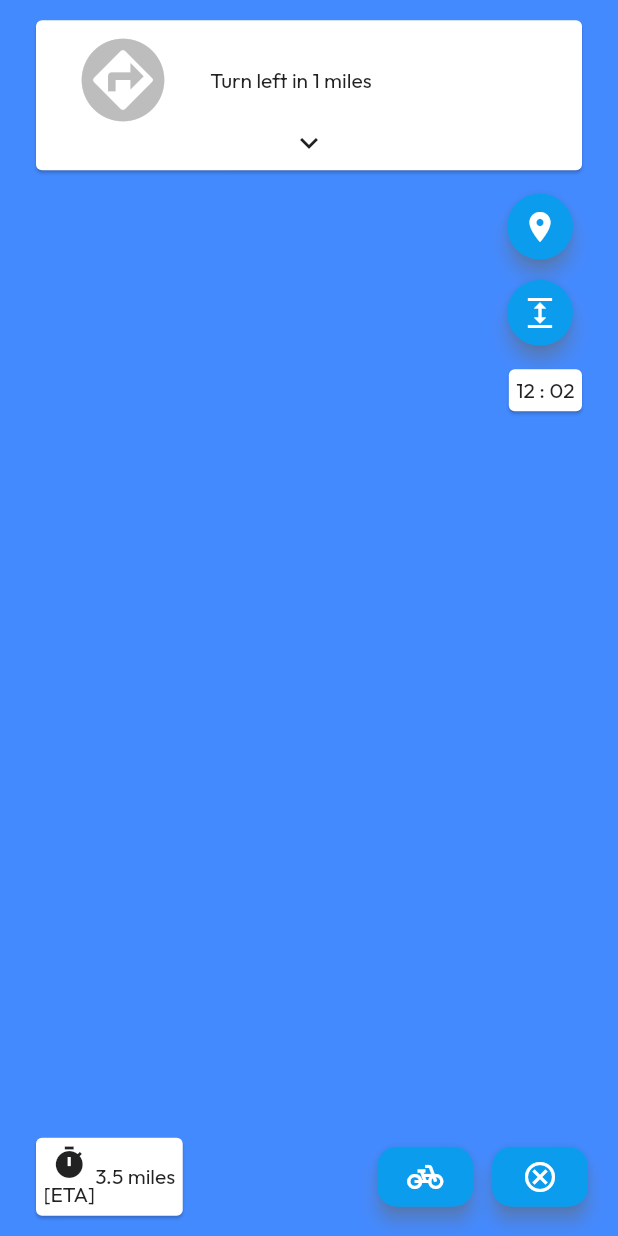
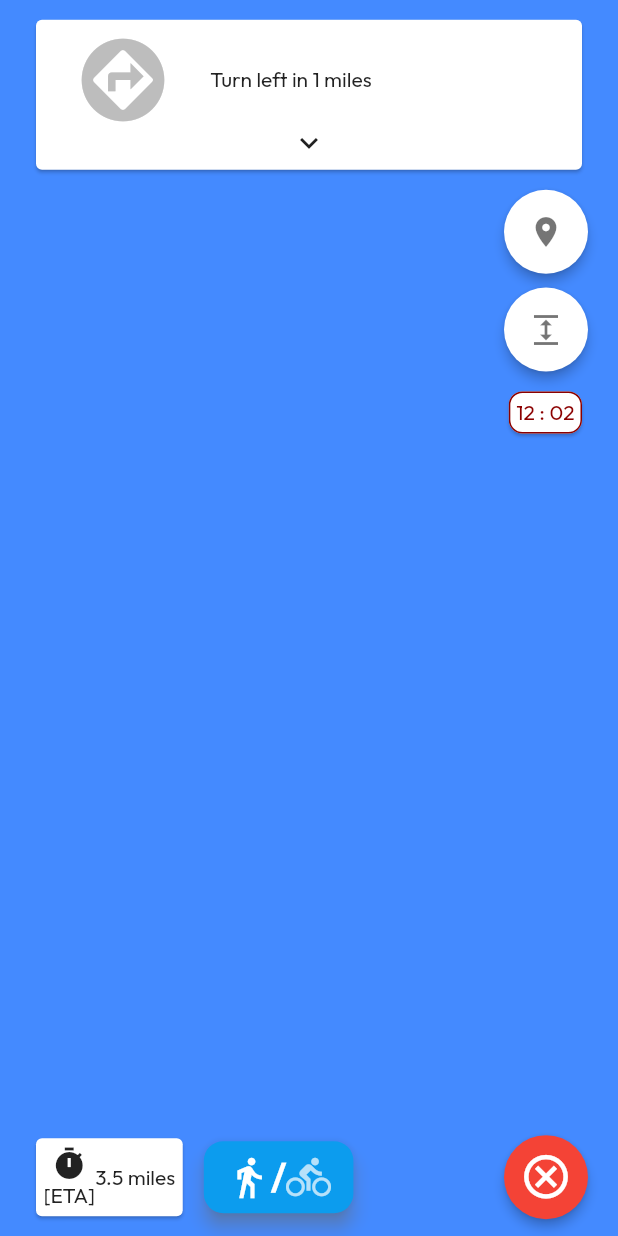
Before and after one commit to McFadden-S/BicycleTripPlanner, a Flutter app: the Navigation screen opened by its route, on a phone screen of 412 x 824 dp. Run offline on Flutter 3.47's test engine with Material 2 defaults, Android fonts, the phone set to English and light mode, and no system bars; our stand-ins replace dio, firebase_core, flutter_dotenv, flutter_html, flutter_spinkit, geolocator and 1 more; missing offline and left inert: flutter_polyline_points, geolocator_web; accounts and stored records are empty.

Commit message:
Change buttons according to theme

```diff
--- a/bicycle_trip_planner/lib/widgets/Navigation.dart
+++ b/bicycle_trip_planner/lib/widgets/Navigation.dart
@@ -1,4 +1,6 @@
 import 'package:flutter/material.dart';
+import 'package:flutter_html/shims/dart_ui_real.dart';
+import 'Directions.dart';
 
 
 class Navigation extends StatefulWidget {
@@ -10,10 +12,15 @@ class Navigation extends StatefulWidget {
 
 class _NavigationState extends State<Navigation> {
   bool extendedNavigation = false;
+  bool cycling = false;
   final List<Widget> entries = [NavigationDirection(), NavigationDirection()];
 
   void setExtendNavigationVied(){
     setState(()=> {extendedNavigation = !extendedNavigation});
+  }
+
+  void setCycling(){
+    setState(()=> {cycling = !cycling});
   }
 
   @override
@@ -25,6 +32,7 @@ class _NavigationState extends State<Navigation> {
             padding: const EdgeInsets.only(left: 20.0, right: 20.0, top: 0.0),
             child: Column(
               crossAxisAlignment: CrossAxisAlignment.stretch,
+              mainAxisSize: MainAxisSize.max,
               children: [
                 const Spacer(),
                 Card(
@@ -37,7 +45,7 @@ class _NavigationState extends State<Navigation> {
                         mainAxisAlignment: MainAxisAlignment.start,
                         children: [
                           Container(
-                            margin: EdgeInsets.only(top: 10),
+                            margin: const EdgeInsets.only(top: 10),
                             child: Row(
                               mainAxisAlignment: MainAxisAlignment.spaceAround,
                               children: [
@@ -62,7 +70,8 @@ class _NavigationState extends State<Navigation> {
                               ),
                             )
                           :
-                            const Icon(Icons.expand_more)
+                            const Icon(Icons.expand_more),
+                          extendedNavigation ? const Icon(Icons.expand_less) : const SizedBox.shrink(),
                         ],
                       ),
                     )
@@ -72,15 +81,11 @@ class _NavigationState extends State<Navigation> {
                 Row(
                     mainAxisAlignment: MainAxisAlignment.end,
                     children: [
-                      ElevatedButton(
+                      FloatingActionButton(
                         onPressed: () => {},
                         child: const Icon(
                             Icons.location_on
                         ),
-                      style: ElevatedButton.styleFrom(
-                        shape: const CircleBorder(),
-                        padding: const EdgeInsets.all(10),
-                      ),
                     )
                   ]
                 ),
@@ -88,14 +93,10 @@ class _NavigationState extends State<Navigation> {
                 Row(
                     mainAxisAlignment: MainAxisAlignment.end,
                     children: [
-                      ElevatedButton(
+                      FloatingActionButton(
                         onPressed: ()=>{},
                         child: const Icon(
                             Icons.expand
-                        ),
-                        style: ElevatedButton.styleFrom(
-                          shape: const CircleBorder(),
-                          padding: const EdgeInsets.all(10),
                         ),
                       )
                     ]
@@ -105,14 +106,26 @@ class _NavigationState extends State<Navigation> {
                     mainAxisAlignment: MainAxisAlignment.end,
                     children: [
                       Card(
+                        shape: RoundedRectangleBorder(
+                          side: const BorderSide(
+                              color: Color(0xFF8B0000),
+                              width: 1
+                          ),
+                          borderRadius: BorderRadius.circular(9.0),
+                        ),
                         child: Container(
                             padding: const EdgeInsets.all(5.0),
-                            child: const Text("12 : 02")
+                            child: const Text(
+                                "12 : 02",
+                              style: TextStyle(
+                                color: Color(0xFF8B0000),
+                              ),
+                            )
                         ),
                       )
                     ]
                 ),
-                const Spacer(flex: 50),
+                Spacer(flex: 50),
                 Row(
                   children: [
                     Card(
@@ -132,15 +145,36 @@ class _NavigationState extends State<Navigation> {
                           ),
                         )
                     ),
-                    const Spacer(flex: 10),
-                    ElevatedButton(
-                        onPressed: ()=>{},
-                        child: const Icon(Icons.pedal_bike)
-                    ),
                     const Spacer(flex: 1),
                     ElevatedButton(
+                      child: Row(
+                        children: [
+                          Icon(
+                            Icons.directions_walk,
+                            color: cycling ? Colors.white70 : Colors.white,
+                            size: 30,
+                          ),
+                          const Text('/', style: TextStyle(fontSize: 25),),
+                          Icon(
+                            Icons.directions_bike,
+                            color: cycling ? Colors.white : Colors.white70,
+                            size: 30,
+                          ),
+                        ],
+                      ),
+                      onPressed: () {
+                        setCycling();
+                      },
+                    ),
+                    const Spacer(flex: 10),
+                    FloatingActionButton(
                       onPressed: ()=>{},
-                      child: const Icon(Icons.cancel_outlined)
+                        backgroundColor: Colors.red,
+                      child: const Icon(
+                        Icons.cancel_outlined,
+                        color: Colors.white,
+                        size: 35,
+                      )
                     ),
                   ],
                 ),
```
Also changed, not shown: bicycle_trip_planner/lib/tryOutStyles.dart (+42 -8 lines).
